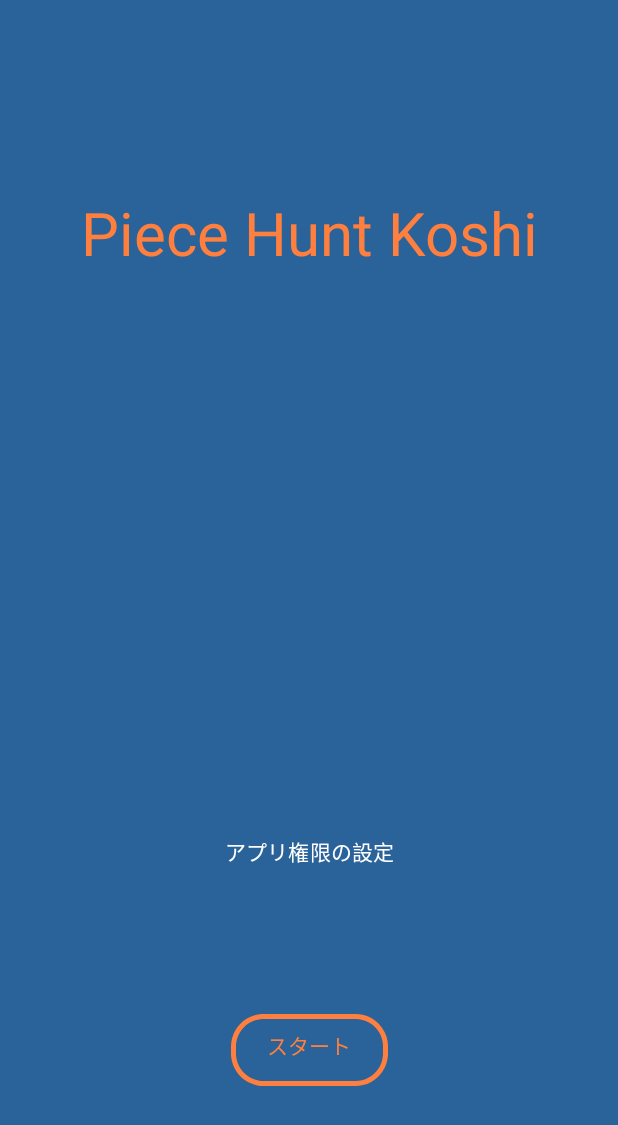
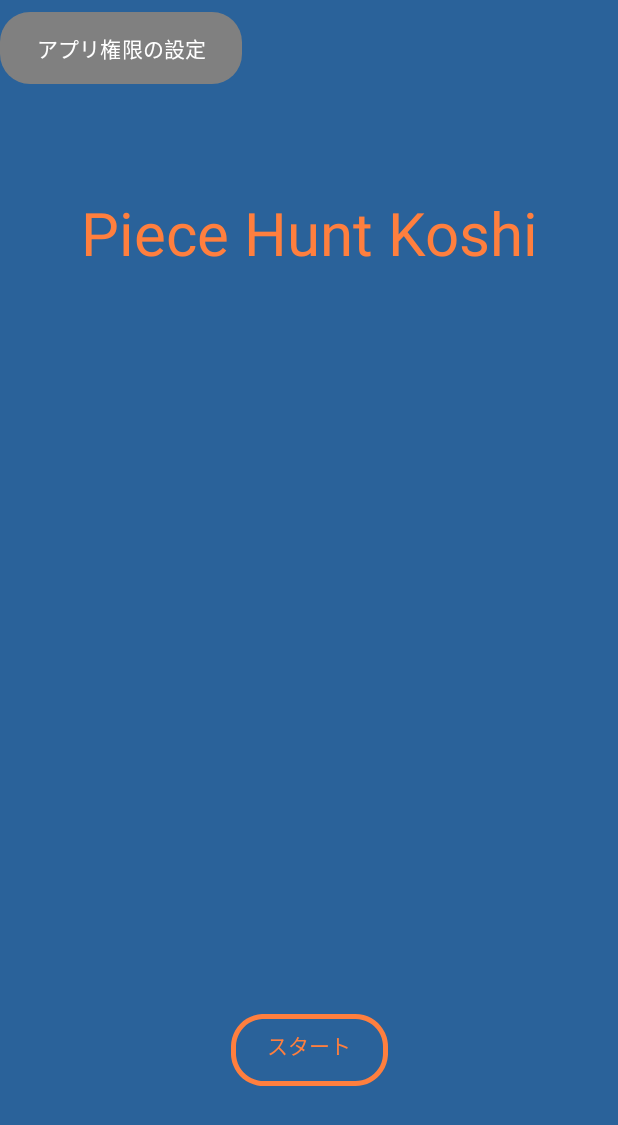
Before and after one commit to te-uemrua/PieceHuntKoshi_rev1, an Android app: the home_screen screen opened directly, with no data from a screen before it, on a phone screen of 412 x 824 dp. Shown: the top 1125 px of the screen. Run offline under Robolectric (Android 15) with nearby library versions, the phone set to English and light mode, and no system bars.

Commit message:
アプリ権限の設定ボタンを左上に配置した

```diff
--- a/app/src/main/res/layout/home_screen.xml
+++ b/app/src/main/res/layout/home_screen.xml
@@ -41,11 +41,12 @@
         android:layout_width="wrap_content"
         android:layout_height="wrap_content"
         android:text="@string/button2"
+        android:background="@drawable/custom_setting_button"
         app:layout_constraintBottom_toBottomOf="parent"
         app:layout_constraintHorizontal_bias="0.5"
         app:layout_constraintLeft_toLeftOf="parent"
-        app:layout_constraintRight_toRightOf="parent"
         app:layout_constraintTop_toTopOf="parent"
-        app:layout_constraintVertical_bias="0.7" />
+        app:layout_constraintVertical_bias="0.01"
+        app:backgroundTint="@null"/>
 
 </androidx.constraintlayout.widget.ConstraintLayout>
```
